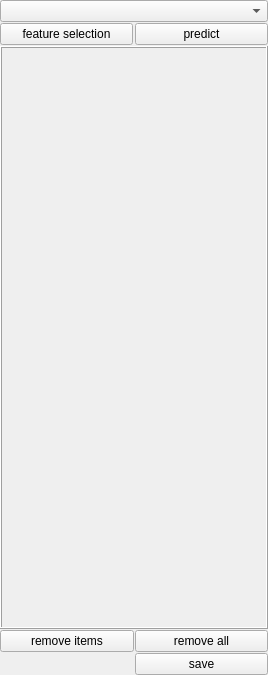
The window that annot/gui/sidebar/AtAnnotationWidget.ui (manerotoni/afw) describes before a commit, drawn with Qt 5.
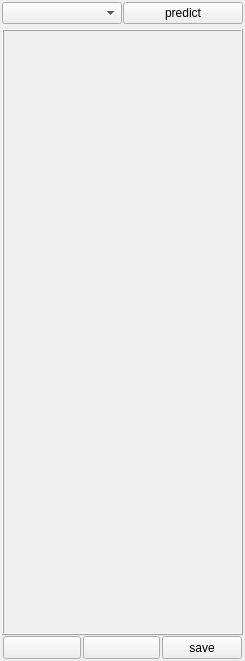
The same window after the commit. Icons and pictures are not drawn.

Patch:
```diff
--- a/annot/gui/sidebar/AtAnnotationWidget.ui
+++ b/annot/gui/sidebar/AtAnnotationWidget.ui
@@ -6,8 +6,8 @@
    <rect>
     <x>0</x>
     <y>0</y>
-    <width>268</width>
-    <height>675</height>
+    <width>245</width>
+    <height>661</height>
    </rect>
   </property>
   <property name="windowTitle">
@@ -18,37 +18,37 @@
     <number>1</number>
    </property>
    <property name="margin">
-    <number>0</number>
-   </property>
-   <item>
-    <widget class="QComboBox" name="classifiers"/>
-   </item>
-   <item>
-    <layout class="QGridLayout" name="gbox">
-     <property name="leftMargin">
-      <number>0</number>
-     </property>
-     <property name="rightMargin">
-      <number>0</number>
-     </property>
-     <property name="spacing">
       <number>2</number>
      </property>
-     <item row="2" column="0">
-      <widget class="QPushButton" name="featureBtn">
+   <item>
+    <layout class="QHBoxLayout" name="horizontalLayout">
+     <item>
+      <widget class="QComboBox" name="classifiers">
        <property name="sizePolicy">
         <sizepolicy hsizetype="Minimum" vsizetype="Fixed">
          <horstretch>0</horstretch>
          <verstretch>0</verstretch>
         </sizepolicy>
        </property>
-       <property name="text">
-        <string>feature selection</string>
+       <property name="toolTip">
+        <string>&lt;html&gt;&lt;head/&gt;&lt;body&gt;&lt;p&gt;Classifer&lt;/p&gt;&lt;p&gt;Choose a specific classifier from list. &lt;/p&gt;&lt;/body&gt;&lt;/html&gt;</string>
        </property>
       </widget>
      </item>
-     <item row="2" column="1">
+     <item>
       <widget class="QPushButton" name="predictBtn">
+       <property name="sizePolicy">
+        <sizepolicy hsizetype="Preferred" vsizetype="Ignored">
+         <horstretch>0</horstretch>
+         <verstretch>0</verstretch>
+        </sizepolicy>
+       </property>
+       <property name="minimumSize">
+        <size>
+         <width>50</width>
+         <height>0</height>
+        </size>
+       </property>
        <property name="toolTip">
         <string>&lt;html&gt;&lt;head/&gt;&lt;body&gt;&lt;p&gt;actually trains and predicts...&lt;/p&gt;&lt;/body&gt;&lt;/html&gt;</string>
        </property>
@@ -59,6 +59,22 @@
      </item>
     </layout>
    </item>
+   <item>
+    <spacer name="verticalSpacer">
+     <property name="orientation">
+      <enum>Qt::Vertical</enum>
+     </property>
+     <property name="sizeType">
+      <enum>QSizePolicy::Fixed</enum>
+     </property>
+     <property name="sizeHint" stdset="0">
+      <size>
+       <width>20</width>
+       <height>4</height>
+      </size>
+     </property>
+    </spacer>
+   </item>
    <item>
     <widget class="QStackedWidget" name="stack">
      <property name="sizePolicy">
@@ -79,32 +95,84 @@
     </widget>
    </item>
    <item>
+    <widget class="QFrame" name="">
     <layout class="QGridLayout" name="gbox_2">
+      <property name="leftMargin">
+       <number>1</number>
+      </property>
+      <property name="topMargin">
+       <number>0</number>
+      </property>
+      <property name="rightMargin">
+       <number>1</number>
+      </property>
+      <property name="bottomMargin">
+       <number>0</number>
+      </property>
      <property name="horizontalSpacing">
-      <number>-1</number>
-     </property>
-     <item row="1" column="1">
+       <number>2</number>
+      </property>
+      <property name="verticalSpacing">
+       <number>1</number>
+      </property>
+      <item row="0" column="2">
       <widget class="QPushButton" name="saveBtn">
+        <property name="sizePolicy">
+         <sizepolicy hsizetype="Preferred" vsizetype="Preferred">
+          <horstretch>0</horstretch>
+          <verstretch>0</verstretch>
+         </sizepolicy>
+        </property>
+        <property name="toolTip">
+         <string>&lt;html&gt;&lt;head/&gt;&lt;body&gt;&lt;p&gt;Save&lt;/p&gt;&lt;p&gt;Saves the classifier, its parameters and the training data.&lt;/p&gt;&lt;/body&gt;&lt;/html&gt;</string>
+        </property>
        <property name="text">
         <string>save</string>
        </property>
       </widget>
      </item>
      <item row="0" column="1">
-      <widget class="QPushButton" name="removeAllBtn">
+       <widget class="QToolButton" name="removeAllBtn">
+        <property name="sizePolicy">
+         <sizepolicy hsizetype="Preferred" vsizetype="Preferred">
+          <horstretch>0</horstretch>
+          <verstretch>0</verstretch>
+         </sizepolicy>
+        </property>
+        <property name="toolTip">
+         <string>&lt;html&gt;&lt;head/&gt;&lt;body&gt;&lt;p&gt;Remove All Items&lt;/p&gt;&lt;p&gt;Clears the training set&lt;span style=&quot; font-style:italic;&quot;&gt;.&lt;/span&gt;&lt;/p&gt;&lt;/body&gt;&lt;/html&gt;</string>
+        </property>
        <property name="text">
-        <string>remove all</string>
+         <string/>
+        </property>
+        <property name="icon">
+         <iconset resource="../../../qrc/at_rc.qrc">
+          <normaloff>:/oxygen/edit-clear.png</normaloff>:/oxygen/edit-clear.png</iconset>
        </property>
       </widget>
      </item>
      <item row="0" column="0">
-      <widget class="QPushButton" name="removeBtn">
+       <widget class="QToolButton" name="removeBtn">
+        <property name="sizePolicy">
+         <sizepolicy hsizetype="Preferred" vsizetype="Preferred">
+          <horstretch>0</horstretch>
+          <verstretch>0</verstretch>
+         </sizepolicy>
+        </property>
+        <property name="toolTip">
+         <string>&lt;html&gt;&lt;head/&gt;&lt;body&gt;&lt;p&gt;Remove Item(s)&lt;/p&gt;&lt;p&gt;Delete selected items from the training set.&lt;/p&gt;&lt;/body&gt;&lt;/html&gt;</string>
+        </property>
        <property name="text">
-        <string>remove items</string>
-       </property>
+         <string/>
+        </property>
+        <property name="icon">
+         <iconset resource="../../../qrc/at_rc.qrc">
+          <normaloff>:/oxygen/list-remove.png</normaloff>:/oxygen/list-remove.png</iconset>
+        </property>
       </widget>
      </item>
     </layout>
+    </widget>
    </item>
   </layout>
  </widget>
```
Left out of the diff: 10 changed lines with no effect on the pictures. Lines whose indentation alone changed are shown as unchanged.
